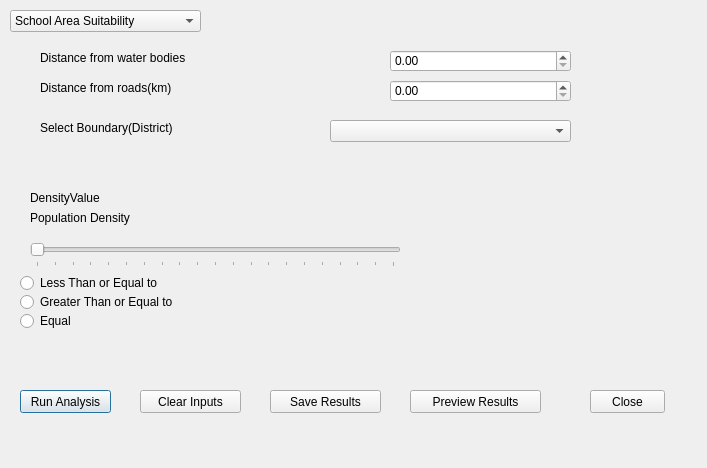
Old version of the form suitability_analyser_dialog_base.ui in the repository bsc-com-29-19/suitability_analyser_plugin.
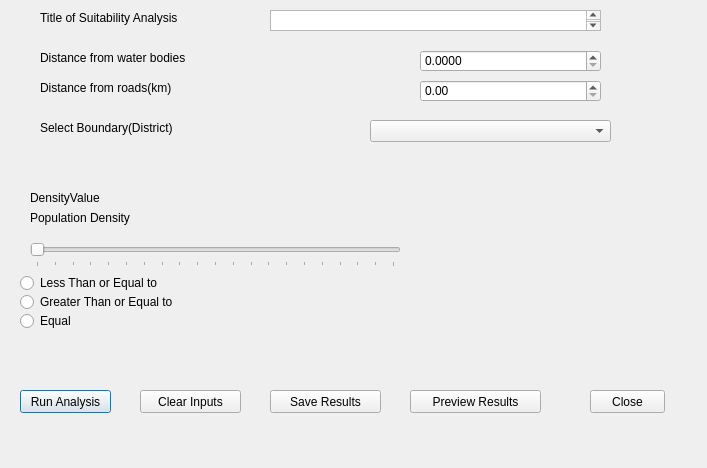
New version of the form.

What changed in the file:
```diff
--- a/suitability_analyser_dialog_base.ui
+++ b/suitability_analyser_dialog_base.ui
@@ -13,38 +13,10 @@
   <property name="windowTitle">
    <string>Suitability Analyser</string>
   </property>
-  <widget class="QComboBox" name="comboBoxTitle">
-   <property name="geometry">
-    <rect>
-     <x>10</x>
-     <y>10</y>
-     <width>191</width>
-     <height>22</height>
-    </rect>
-   </property>
-   <property name="toolTip">
-    <string>School Area Suitability, Shopping Mall, or Hospital</string>
-   </property>
-   <item>
-    <property name="text">
-     <string>School Area Suitability</string>
-    </property>
-   </item>
-   <item>
-    <property name="text">
-     <string>Shopping Mall</string>
-    </property>
-   </item>
-   <item>
-    <property name="text">
-     <string>Hospital</string>
-    </property>
-   </item>
-  </widget>
   <widget class="QComboBox" name="comboBoxBoundary">
    <property name="geometry">
     <rect>
-     <x>330</x>
+     <x>370</x>
      <y>120</y>
      <width>241</width>
      <height>22</height>
@@ -119,22 +91,31 @@
   <widget class="QDoubleSpinBox" name="doubleSpinBox">
    <property name="geometry">
     <rect>
-     <x>390</x>
+     <x>420</x>
      <y>50</y>
      <width>181</width>
      <height>22</height>
     </rect>
    </property>
+   <property name="decimals">
+    <number>4</number>
+   </property>
+   <property name="maximum">
+    <double>1000000.000000000000000</double>
+   </property>
   </widget>
   <widget class="QDoubleSpinBox" name="doubleSpinBox_2">
    <property name="geometry">
     <rect>
-     <x>390</x>
+     <x>420</x>
      <y>80</y>
      <width>181</width>
      <height>22</height>
     </rect>
    </property>
+   <property name="maximum">
+    <double>1000000.000000000000000</double>
+   </property>
   </widget>
   <widget class="QLabel" name="label_2">
    <property name="geometry">
@@ -262,6 +243,29 @@
     <string>Population Density</string>
    </property>
   </widget>
+  <widget class="QLabel" name="label">
+   <property name="geometry">
+    <rect>
+     <x>40</x>
+     <y>10</y>
+     <width>161</width>
+     <height>16</height>
+    </rect>
+   </property>
+   <property name="text">
+    <string>Title of Suitability Analysis</string>
+   </property>
+  </widget>
+  <widget class="QTextEdit" name="textEdit">
+   <property name="geometry">
+    <rect>
+     <x>270</x>
+     <y>10</y>
+     <width>331</width>
+     <height>21</height>
+    </rect>
+   </property>
+  </widget>
  </widget>
  <resources/>
  <connections/>
```
